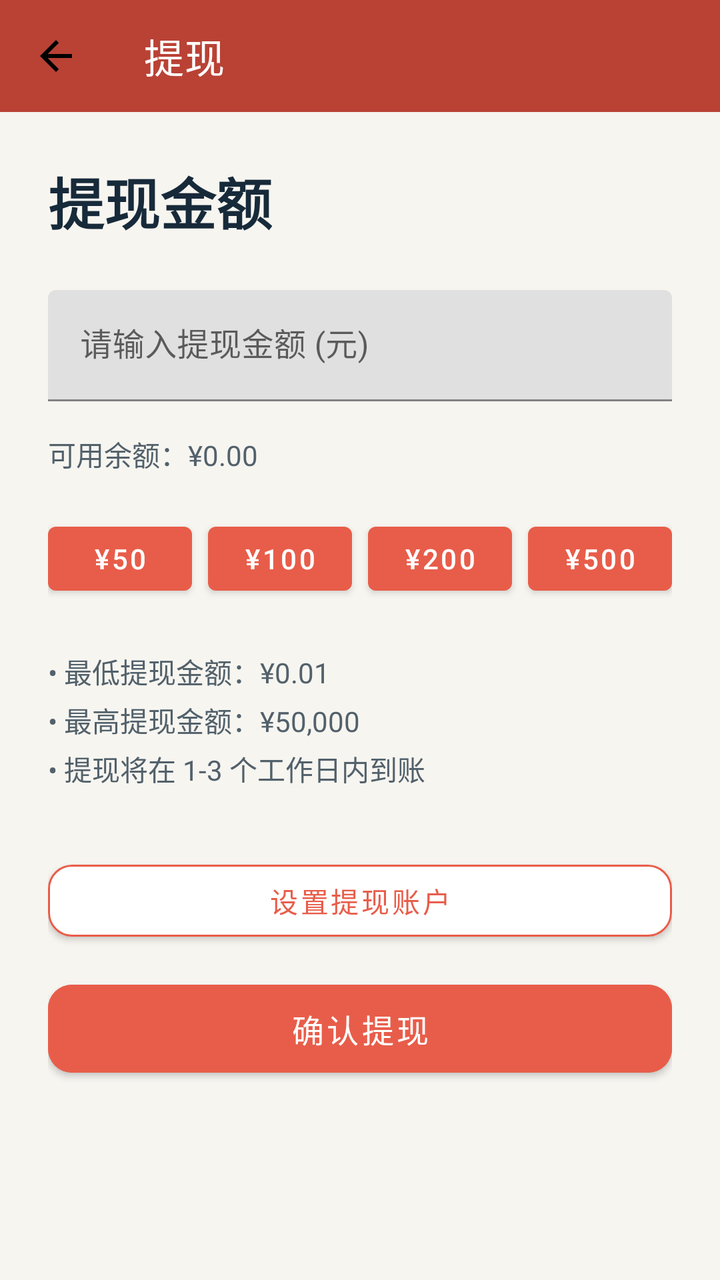
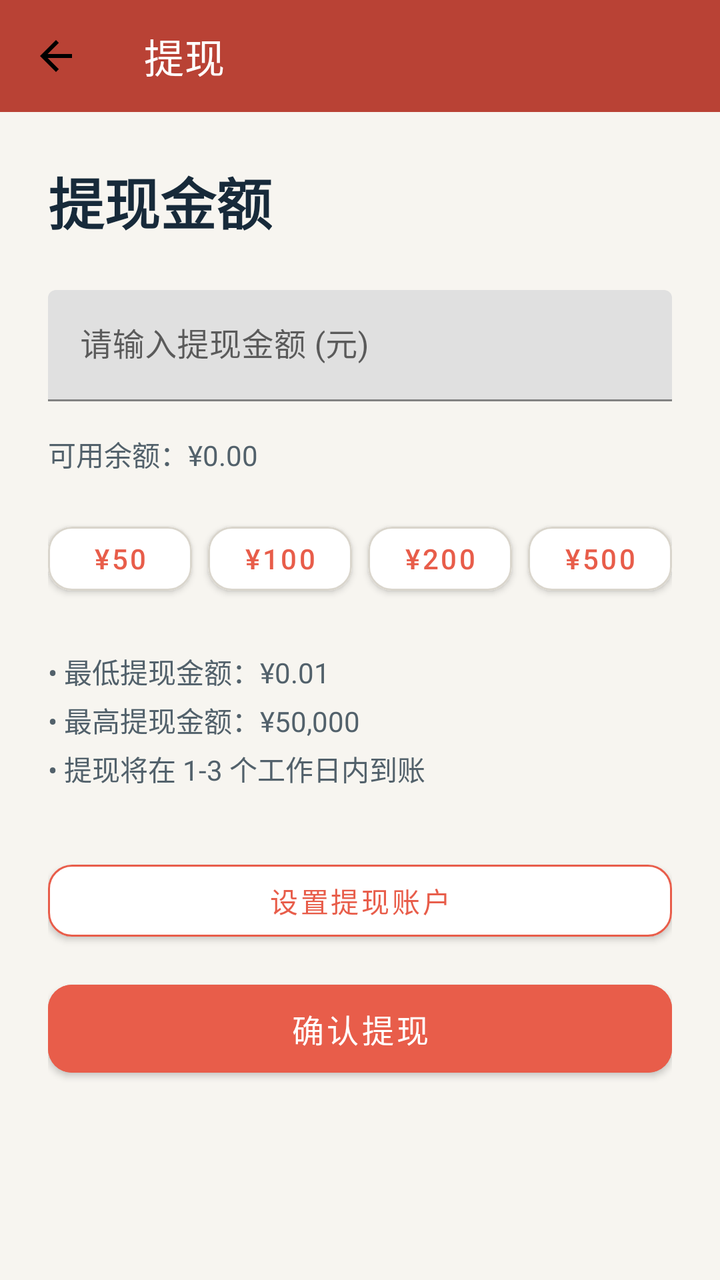

Two renders of the same Android screen: before a commit and after it. Below are the layout's source before the change and the commit's diff.
<!-- AndroidManifest.xml: activity theme Theme.WeightLossBetting -->
<!-- res/layout/activity_withdraw.xml -->
<?xml version="1.0" encoding="utf-8"?>
<LinearLayout xmlns:android="http://schemas.android.com/apk/res/android"
    xmlns:app="http://schemas.android.com/apk/res-auto"
    android:layout_width="match_parent"
    android:layout_height="match_parent"
    android:orientation="vertical"
    android:background="@color/brand_background">

    <com.google.android.material.appbar.MaterialToolbar
        android:id="@+id/toolbar"
        android:layout_width="match_parent"
        android:layout_height="?attr/actionBarSize"
        android:background="@color/brand_primary_dark"
        android:elevation="0dp"
        app:title="提现"
        app:titleTextColor="@android:color/white"
        app:navigationIcon="@drawable/ic_arrow_back" />

    <LinearLayout
        android:layout_width="match_parent"
        android:layout_height="wrap_content"
        android:orientation="vertical"
        android:padding="24dp">

        <TextView
            android:layout_width="wrap_content"
            android:layout_height="wrap_content"
            android:text="提现金额"
            android:textColor="@color/brand_text"
            android:textSize="28sp"
            android:textStyle="bold"
            android:layout_marginBottom="24dp" />

        
        <com.google.android.material.textfield.TextInputLayout
            android:layout_width="match_parent"
            android:layout_height="wrap_content"
            android:hint="请输入提现金额 (元)"
            android:layout_marginBottom="16dp">

            <com.google.android.material.textfield.TextInputEditText
                android:id="@+id/etAmount"
                android:layout_width="match_parent"
                android:layout_height="wrap_content"
                android:inputType="numberDecimal" />
        </com.google.android.material.textfield.TextInputLayout>

        <TextView
            android:id="@+id/tvAvailableBalance"
            android:layout_width="match_parent"
            android:layout_height="wrap_content"
            android:text="可用余额：¥0.00"
            android:textSize="14sp"
            android:textColor="@color/xui_config_color_text_content"
            android:layout_marginBottom="20dp" />

        <LinearLayout
            android:layout_width="match_parent"
            android:layout_height="44dp"
            android:orientation="horizontal"
            android:weightSum="4"
            android:layout_marginBottom="24dp">

            <Button
                android:id="@+id/btnQuick50"
                android:layout_width="0dp"
                android:layout_height="match_parent"
                android:layout_weight="1"
                android:text="¥50"
                android:minWidth="0dp"
                android:layout_marginEnd="4dp" />

            <Button
                android:id="@+id/btnQuick100"
                android:layout_width="0dp"
                android:layout_height="match_parent"
                android:layout_weight="1"
                android:text="¥100"
                android:minWidth="0dp"
                android:layout_marginStart="4dp"
                android:layout_marginEnd="4dp" />

            <Button
                android:id="@+id/btnQuick200"
                android:layout_width="0dp"
                android:layout_height="match_parent"
                android:layout_weight="1"
                android:text="¥200"
                android:minWidth="0dp"
                android:layout_marginStart="4dp"
                android:layout_marginEnd="4dp" />

            <Button
                android:id="@+id/btnQuick500"
                android:layout_width="0dp"
                android:layout_height="match_parent"
                android:layout_weight="1"
                android:text="¥500"
                android:minWidth="0dp"
                android:layout_marginStart="4dp" />
        </LinearLayout>

        
        <TextView
            android:layout_width="wrap_content"
            android:layout_height="wrap_content"
            android:text="• 最低提现金额：¥0.01\n• 最高提现金额：¥50,000\n• 提现将在 1-3 个工作日内到账"
            android:textSize="14sp"
            android:textColor="@color/xui_config_color_text_content"
            android:lineSpacingExtra="4dp"
            android:layout_marginBottom="32dp" />

        <com.google.android.material.button.MaterialButton
            android:id="@+id/btnConnectOnboarding"
            android:layout_width="match_parent"
            android:layout_height="48dp"
            android:text="设置提现账户"
            android:layout_marginBottom="12dp"
            android:textAllCaps="false"
            android:textColor="@color/brand_primary"
            android:backgroundTint="@color/brand_surface"
            app:cornerRadius="12dp"
            app:strokeColor="@color/brand_primary"
            app:strokeWidth="1dp" />

        
        <com.google.android.material.button.MaterialButton
            android:id="@+id/btnWithdraw"
            android:layout_width="match_parent"
            android:layout_height="56dp"
            android:text="确认提现"
            android:textSize="16sp"
            android:textAllCaps="false"
            android:textColor="@color/white"
            android:backgroundTint="@color/brand_primary"
            app:cornerRadius="12dp" />

        
        <ProgressBar
            android:id="@+id/progressBar"
            android:layout_width="wrap_content"
            android:layout_height="wrap_content"
            android:layout_gravity="center"
            android:layout_marginTop="16dp"
            android:visibility="gone" />

    </LinearLayout>

</LinearLayout>
<!-- resources referenced by this layout -->
<resources>
  <color name="brand_background">#FFF7F5F0</color>
  <color name="brand_primary">#FFE85D4A</color>
  <color name="brand_primary_dark">#FFB94235</color>
  <color name="brand_surface">#FFFFFFFF</color>
  <color name="brand_text">#FF172A3A</color>
  <color name="white">#FFFFFFFF</color>
  <color name="xui_config_color_text_content">#FF52616B</color>
  <!-- drawable ic_arrow_back (drawable) -->
  <vector xmlns:android="http://schemas.android.com/apk/res/android"
      android:width="24dp"
      android:height="24dp"
      android:viewportWidth="24"
      android:viewportHeight="24">
      <path
          android:fillColor="#000000"
          android:pathData="M20,11H7.83l5.59,-5.59L12,4l-8,8 8,8 1.41,-1.41L7.83,13H20v-2z"/>
  </vector>
  <style name="Theme.WeightLossBetting" parent="Theme.MaterialComponents.Light.NoActionBar">
          <item name="colorPrimary">@color/brand_primary</item>
          <item name="colorPrimaryDark">@color/brand_primary_dark</item>
          <item name="colorAccent">@color/brand_accent</item>
          <item name="android:statusBarColor">@color/brand_primary_dark</item>
          <item name="android:navigationBarColor">@color/brand_background</item>
          <item name="android:windowLightStatusBar">false</item>
          <item name="android:windowLightNavigationBar">true</item>
          
          
          <item name="XUIThemeStyle">@style/XUITheme.Phone</item>
      </style>
  <color name="brand_accent">#FF2E9D87</color>
</resources>

<!-- the commit's change to res/layout/activity_withdraw.xml (unified diff, before → after) -->
@@ -51,7 +51,7 @@
             android:layout_height="wrap_content"
             android:text="可用余额：¥0.00"
             android:textSize="14sp"
-            android:textColor="@color/xui_config_color_text_content"
+            android:textColor="@color/brand_text_secondary"
             android:layout_marginBottom="20dp" />
 
         <LinearLayout
@@ -61,16 +61,22 @@
             android:weightSum="4"
             android:layout_marginBottom="24dp">
 
-            <Button
+            <com.google.android.material.button.MaterialButton
                 android:id="@+id/btnQuick50"
                 android:layout_width="0dp"
                 android:layout_height="match_parent"
                 android:layout_weight="1"
                 android:text="¥50"
                 android:minWidth="0dp"
-                android:layout_marginEnd="4dp" />
+                android:layout_marginEnd="4dp"
+                android:textAllCaps="false"
+                android:textColor="@color/brand_primary"
+                android:backgroundTint="@color/brand_surface"
+                app:cornerRadius="12dp"
+                app:strokeColor="@color/brand_border"
+                app:strokeWidth="1dp" />
 
-            <Button
+            <com.google.android.material.button.MaterialButton
                 android:id="@+id/btnQuick100"
                 android:layout_width="0dp"
                 android:layout_height="match_parent"
@@ -78,9 +84,15 @@
                 android:text="¥100"
                 android:minWidth="0dp"
                 android:layout_marginStart="4dp"
-                android:layout_marginEnd="4dp" />
+                android:layout_marginEnd="4dp"
+                android:textAllCaps="false"
+                android:textColor="@color/brand_primary"
+                android:backgroundTint="@color/brand_surface"
+                app:cornerRadius="12dp"
+                app:strokeColor="@color/brand_border"
+                app:strokeWidth="1dp" />
 
-            <Button
+            <com.google.android.material.button.MaterialButton
                 android:id="@+id/btnQuick200"
                 android:layout_width="0dp"
                 android:layout_height="match_parent"
@@ -88,16 +100,28 @@
                 android:text="¥200"
                 android:minWidth="0dp"
                 android:layout_marginStart="4dp"
-                android:layout_marginEnd="4dp" />
+                android:layout_marginEnd="4dp"
+                android:textAllCaps="false"
+                android:textColor="@color/brand_primary"
+                android:backgroundTint="@color/brand_surface"
+                app:cornerRadius="12dp"
+                app:strokeColor="@color/brand_border"
+                app:strokeWidth="1dp" />
 
-            <Button
+            <com.google.android.material.button.MaterialButton
                 android:id="@+id/btnQuick500"
                 android:layout_width="0dp"
                 android:layout_height="match_parent"
                 android:layout_weight="1"
                 android:text="¥500"
                 android:minWidth="0dp"
-                android:layout_marginStart="4dp" />
+                android:layout_marginStart="4dp"
+                android:textAllCaps="false"
+                android:textColor="@color/brand_primary"
+                android:backgroundTint="@color/brand_surface"
+                app:cornerRadius="12dp"
+                app:strokeColor="@color/brand_border"
+                app:strokeWidth="1dp" />
         </LinearLayout>
 
         
@@ -106,7 +130,7 @@
             android:layout_height="wrap_content"
             android:text="• 最低提现金额：¥0.01\n• 最高提现金额：¥50,000\n• 提现将在 1-3 个工作日内到账"
             android:textSize="14sp"
-            android:textColor="@color/xui_config_color_text_content"
+            android:textColor="@color/brand_text_secondary"
             android:lineSpacingExtra="4dp"
             android:layout_marginBottom="32dp" />
 
<!-- resource entries referenced after the edit -->
@@ -1,12 +1,13 @@
 <!-- resources referenced by this layout -->
 <resources>
   <color name="brand_background">#FFF7F5F0</color>
+  <color name="brand_border">#FFD9D5CC</color>
   <color name="brand_primary">#FFE85D4A</color>
   <color name="brand_primary_dark">#FFB94235</color>
   <color name="brand_surface">#FFFFFFFF</color>
   <color name="brand_text">#FF172A3A</color>
+  <color name="brand_text_secondary">#FF52616B</color>
   <color name="white">#FFFFFFFF</color>
-  <color name="xui_config_color_text_content">#FF52616B</color>
   <!-- drawable ic_arrow_back (drawable) -->
   <vector xmlns:android="http://schemas.android.com/apk/res/android"
       android:width="24dp"
